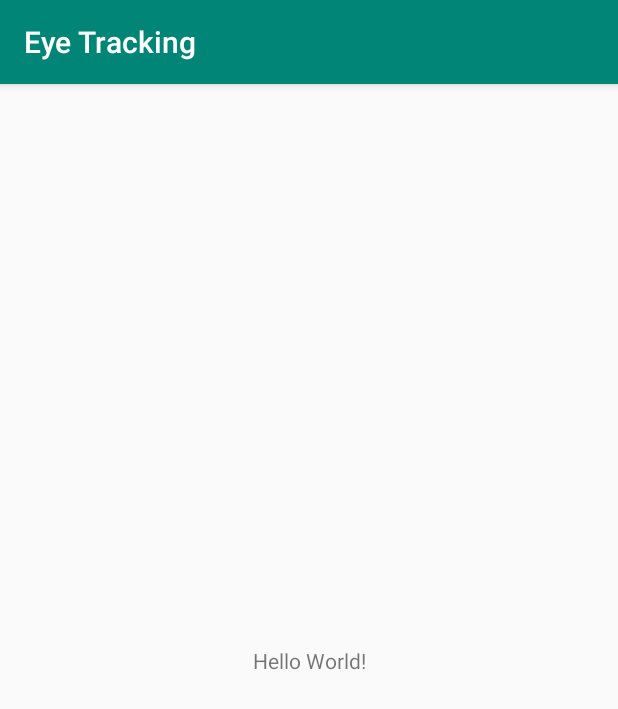
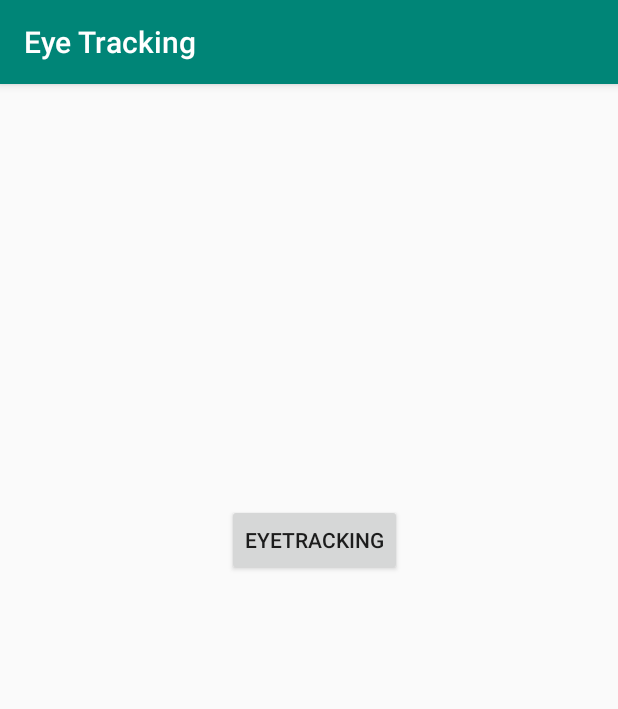
Before and after one commit to bennynewyear/RetinalAuthentication, an Android app: the screen it shows after launch (MainActivity), on a phone screen of 412 x 824 dp. Shown: the top 709 px of the screen. Run offline under Robolectric (Android 15) with nearby library versions, the phone set to English and light mode, and no system bars.

Commit message:
Commit 001 - EYETRACKING BUTTON INSTANCE.FIXED OPENCV "GL" Errors.

```diff
--- a/OpenCV/build.gradle
+++ b/OpenCV/build.gradle
@@ -3,12 +3,10 @@ apply plugin: 'com.android.library'
 android {
     compileSdkVersion 28
     //buildToolsVersion "x.y.z" // not needed since com.android.tools.build:gradle:3.0.0
-
     defaultConfig {
         minSdkVersion 21
         targetSdkVersion 28
     }
-
     buildTypes {
         release {
             minifyEnabled false
@@ -19,16 +17,17 @@ android {
         sourceCompatibility JavaVersion.VERSION_1_6
         targetCompatibility JavaVersion.VERSION_1_6
     }
-
     sourceSets {
         main {
             jniLibs.srcDirs = ['../../jni']
-            java.srcDirs = ['src']  // TODO Use original files instead of copied into build directory
+            java.srcDirs = ['src']
+            // TODO Use original files instead of copied into build directory
             aidl.srcDirs = ['src']
             res.srcDirs = ['/build/master_pack-android/opencv/modules/java/android_sdk/android_gradle_lib/res']
             manifest.srcFile 'AndroidManifest.xml'
         }
     }
+    buildToolsVersion '28.0.3'
 }
 
 dependencies {
--- a/app/src/main/java/com/example/eyetracking/MainActivity.java
+++ b/app/src/main/java/com/example/eyetracking/MainActivity.java
@@ -1,7 +1,12 @@
 package com.example.eyetracking;
 
+import android.content.Intent;
+import android.hardware.camera2.CaptureRequest;
+import android.provider.MediaStore;
 import android.support.v7.app.AppCompatActivity;
 import android.os.Bundle;
+import android.view.View;
+import android.widget.Button;
 
 public class MainActivity extends AppCompatActivity {
 
@@ -9,5 +14,17 @@ public class MainActivity extends AppCompatActivity {
     protected void onCreate(Bundle savedInstanceState) {
         super.onCreate(savedInstanceState);
         setContentView(R.layout.activity_main);
+
+        Button button = findViewById(R.id.button);
+
+        button.setOnClickListener(new View.OnClickListener() {
+            @Override
+            public void onClick(View v) {
+
+                Intent intent = new Intent(MediaStore.ACTION_IMAGE_CAPTURE);
+                startActivity(intent);
+            }
+        });
     }
+
 }
--- a/app/src/main/res/layout/activity_main.xml
+++ b/app/src/main/res/layout/activity_main.xml
@@ -6,13 +6,13 @@
     android:layout_height="match_parent"
     tools:context=".MainActivity">
 
-    <TextView
+    <Button
+        android:id="@+id/button"
         android:layout_width="wrap_content"
         android:layout_height="wrap_content"
-        android:text="Hello World!"
-        app:layout_constraintBottom_toBottomOf="parent"
-        app:layout_constraintLeft_toLeftOf="parent"
-        app:layout_constraintRight_toRightOf="parent"
+        android:layout_marginTop="280dp"
+        android:layout_marginEnd="144dp"
+        android:text="@string/Button"
+        app:layout_constraintEnd_toEndOf="parent"
         app:layout_constraintTop_toTopOf="parent" />
-
 </android.support.constraint.ConstraintLayout>
--- a/app/src/main/res/values/strings.xml
+++ b/app/src/main/res/values/strings.xml
@@ -1,3 +1,4 @@
 <resources>
     <string name="app_name">Eye Tracking</string>
+    <string name="Button">EyeTracking</string>
 </resources>
--- a/app/src/main/res/values/styles.xml
+++ b/app/src/main/res/values/styles.xml
@@ -1,7 +1,7 @@
 <resources>
 
     <!-- Base application theme. -->
-    <style name="AppTheme" parent="Theme.AppCompat.Light.DarkActionBar">
+    <style name="AppTheme" parent="Base.Theme.AppCompat.Light.DarkActionBar">
         <!-- Customize your theme here. -->
         <item name="colorPrimary">@color/colorPrimary</item>
         <item name="colorPrimaryDark">@color/colorPrimaryDark</item>
```
Also changed, not shown: 7 other files.
